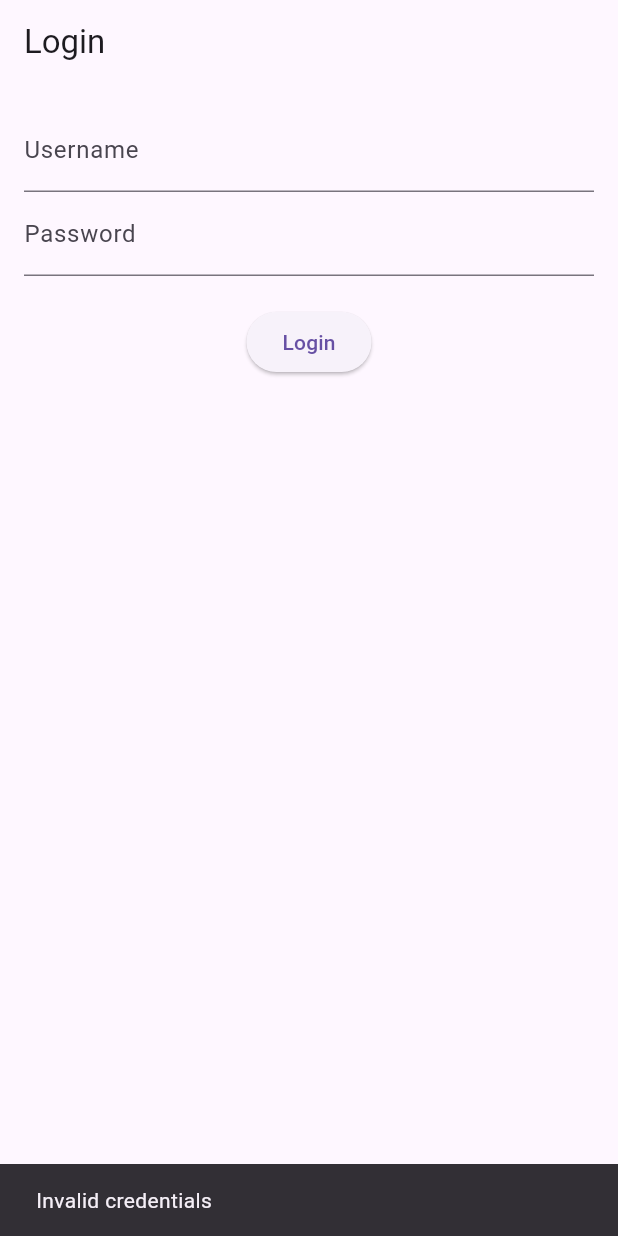
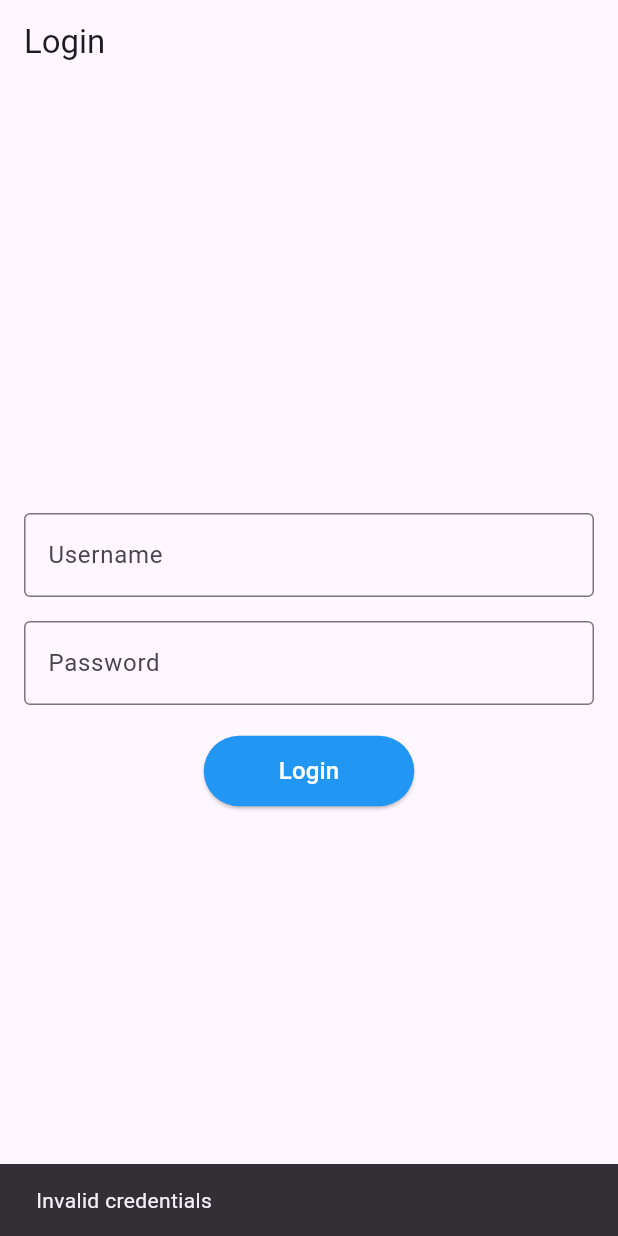
Before and after one commit to Rororoar/UNIMAS-Side-Quest, a Flutter app: the screen it shows after launch, after a tap on "Login", on a phone screen of 412 x 824 dp. Run offline on Flutter 3.47's test engine with Material 3 defaults, Android fonts, the light colour scheme and no system bars.

Commit message:
git commit

```diff
--- a/lib/main.dart
+++ b/lib/main.dart
@@ -1,5 +1,6 @@
 import 'package:flutter/material.dart';
-
+import 'package:test1/src/screens/home.dart'; // Make sure HomePage is imported correctly
+import 'package:test1/src/screens/loginscreen.dart';
 void main() {
   runApp(MyApp());
 }
@@ -10,64 +11,10 @@
   @override
   Widget build(BuildContext context) {
     return MaterialApp(
-      home: LoginScreen(),
+      title: 'Login App',
+      theme: ThemeData(primarySwatch: Colors.blue), // Added a basic theme
+      home: const LoginScreen(),
+      debugShowCheckedModeBanner: false, // Removes the debug banner
     );
   }
 }
-
-class LoginScreen extends StatefulWidget {
-  const LoginScreen({super.key});
-
-  @override
-  _LoginScreenState createState() => _LoginScreenState();
-}
-
-class _LoginScreenState extends State<LoginScreen> {
-  final _usernameController = TextEditingController();
-  final _passwordController = TextEditingController();
-
-  void _login() {
-    final username = _usernameController.text;
-    final password = _passwordController.text;
-
-    if (username == "admin" && password == "1234") {
-      // Simulate a successful login
-      ScaffoldMessenger.of(context)
-          .showSnackBar(const SnackBar(content: Text('Login Successful')));
-    } else {
-      // Simulate a failed login
-      ScaffoldMessenger.of(context)
-          .showSnackBar(const SnackBar(content: Text('Invalid credentials')));
-    }
-  }
-
-  @override
-  Widget build(BuildContext context) {
-    return Scaffold(
-      appBar: AppBar(
-        title: const Text('Login'),
-      ),
-      body: Padding(
-        padding: const EdgeInsets.all(16.0),
-        child: Column(
-          children: [
-            TextField(
-              controller: _usernameController,
-              decoration: const InputDecoration(labelText: 'Username'),
-            ),
-            TextField(
-              controller: _passwordController,
-              decoration: const InputDecoration(labelText: 'Password'),
-              obscureText: true,
-            ),
-            const SizedBox(height: 20),
-            ElevatedButton(
-              onPressed: _login,
-              child: const Text('Login'),
-            ),
-          ],
-        ),
-      ),
-    );
-  }
-}
--- a/lib/src/screens/loginscreen.dart
+++ b/lib/src/screens/loginscreen.dart
@@ -1,4 +1,5 @@
 import 'package:flutter/material.dart';
+import 'home.dart'; // Import the HomePage
 
 void main() {
   runApp(MyApp());
@@ -30,12 +31,17 @@ class _LoginScreenState extends State<LoginScreen> {
     final username = _usernameController.text;
     final password = _passwordController.text;
 
-    if (username == "admin" && password == "1234") {
-      // Simulate a successful login
+    if (username == "82737" && password == "12345") {
+      // Simulate a successful login and navigate to HomePage
       ScaffoldMessenger.of(context)
           .showSnackBar(const SnackBar(content: Text('Login Successful')));
+
+      Navigator.pushReplacement(
+        context,
+        MaterialPageRoute(builder: (context) => HomePage()),
+      );
     } else {
-      // Simulate a failed login
+      // Show an error message for invalid credentials
       ScaffoldMessenger.of(context)
           .showSnackBar(const SnackBar(content: Text('Invalid credentials')));
     }
@@ -50,20 +56,35 @@ class _LoginScreenState extends State<LoginScreen> {
       body: Padding(
         padding: const EdgeInsets.all(16.0),
         child: Column(
+          mainAxisAlignment: MainAxisAlignment.center, // Center the content
           children: [
             TextField(
               controller: _usernameController,
-              decoration: const InputDecoration(labelText: 'Username'),
+              decoration: const InputDecoration(
+                labelText: 'Username',
+                border: OutlineInputBorder(),
+              ),
             ),
+            const SizedBox(height: 16),
             TextField(
               controller: _passwordController,
-              decoration: const InputDecoration(labelText: 'Password'),
+              decoration: const InputDecoration(
+                labelText: 'Password',
+                border: OutlineInputBorder(),
+              ),
               obscureText: true,
             ),
             const SizedBox(height: 20),
             ElevatedButton(
-              onPressed: _login,
-              child: const Text('Login'),
+              onPressed: _login, // Call the _login method
+              style: ElevatedButton.styleFrom(
+                backgroundColor: Colors.blue,
+                padding: const EdgeInsets.symmetric(horizontal: 50, vertical: 12),
+              ),
+              child: const Text(
+                'Login',
+                style: TextStyle(color: Colors.white, fontSize: 16),
+              ),
             ),
           ],
         ),
```
Also changed, not shown: lib/src/screens/home.dart (added, +167 -0 lines), pubspec.yaml (+5 -3 lines), assets/banner1.jpg (added), assets/banner2.jpg (added), assets/banner3.jpg (added), pubspec.lock.
